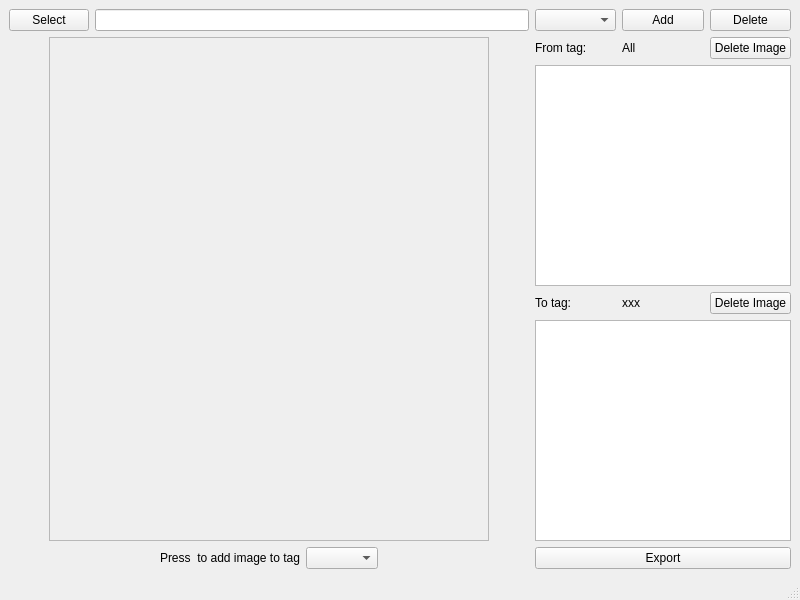
Qt form image_voter/mainwindow.ui (kimvnhung/qtCpp_learning) before a commit.
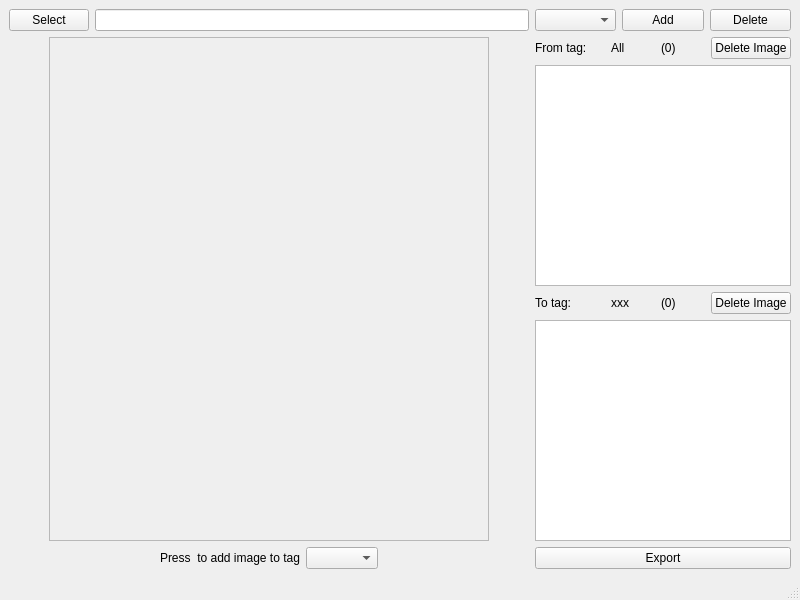
The same form after that commit.

Commit message: add counter to label

```diff
--- a/image_voter/mainwindow.ui
+++ b/image_voter/mainwindow.ui
@@ -174,6 +174,13 @@
           </property>
          </widget>
         </item>
+        <item>
+         <widget class="QLabel" name="fromAmountLb">
+          <property name="text">
+           <string>(0)</string>
+          </property>
+         </widget>
+        </item>
         <item>
          <widget class="QPushButton" name="deleteFImageBtn">
           <property name="text">
@@ -215,6 +222,13 @@
           </property>
          </widget>
         </item>
+        <item>
+         <widget class="QLabel" name="targetAmountLb">
+          <property name="text">
+           <string>(0)</string>
+          </property>
+         </widget>
+        </item>
         <item>
          <widget class="QPushButton" name="deleteTImageBtn">
           <property name="text">
```
The commit also changes 1 other file.
